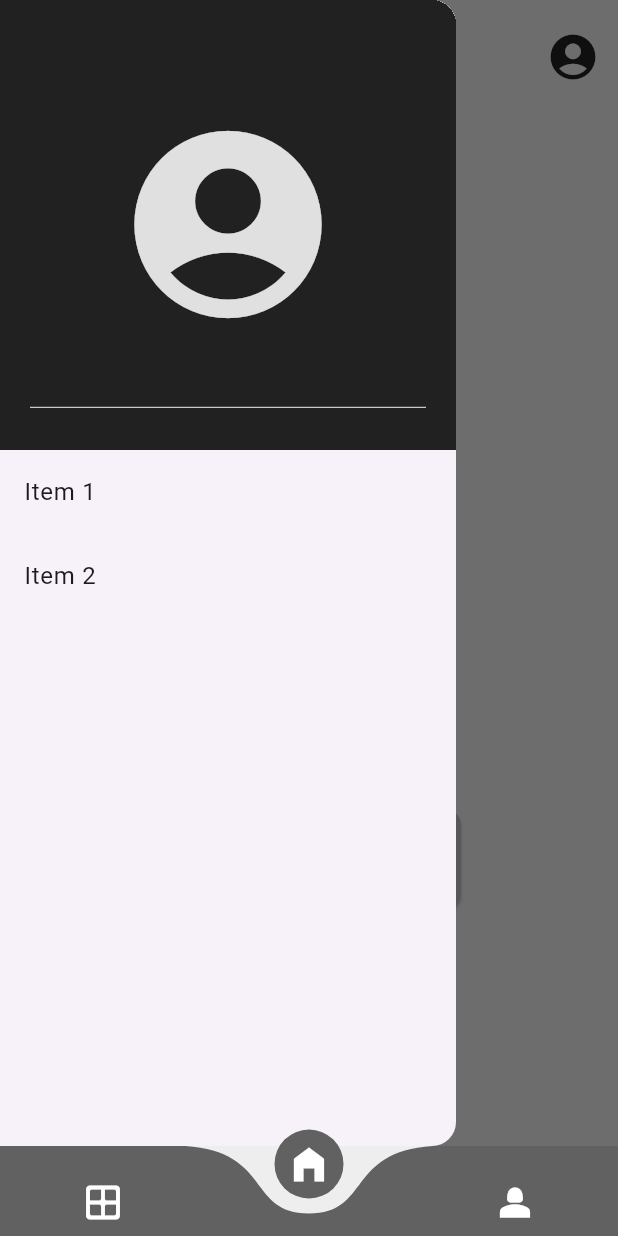
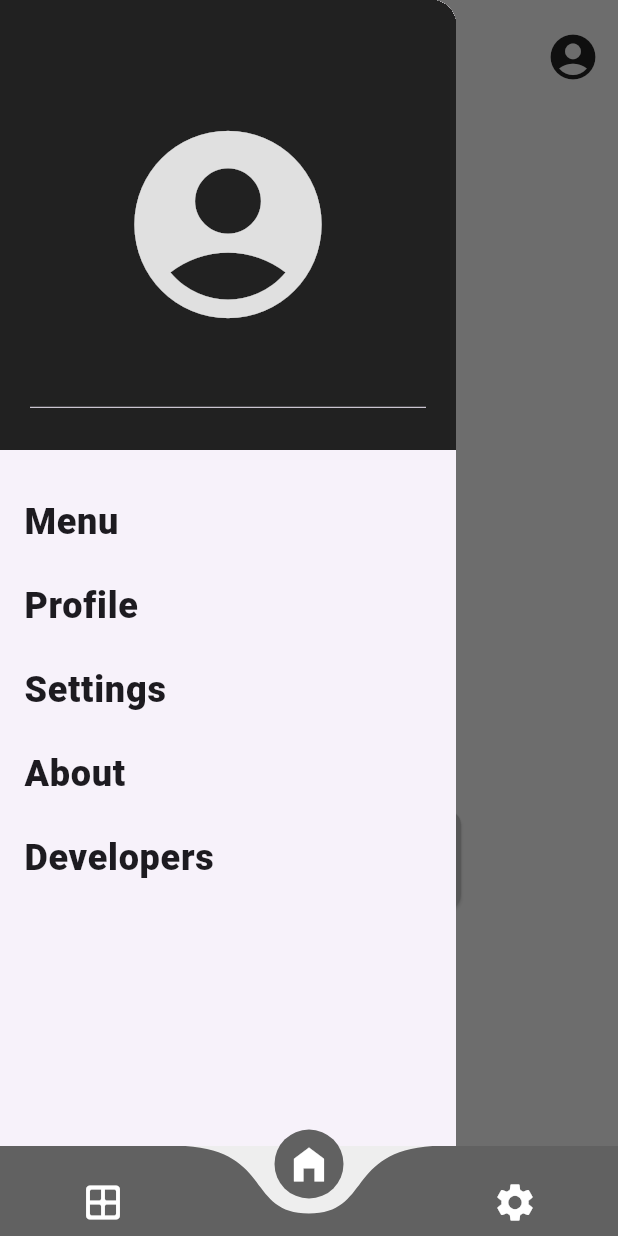
Before and after one commit to named-JM/JARKING, a Flutter app: the HomePage screen opened directly, with the side drawer open, on a phone screen of 412 x 824 dp. Run offline on Flutter 3.47's test engine with Material 3 defaults, Android fonts, the phone set to English and light mode, and no system bars; drawn by our look-alikes of curved_navigation_bar; our stand-ins replace animated_splash_screen, lottie, page_transition.

Commit message:
added menu pages and categories pages

```diff
--- a/lib/home.dart
+++ b/lib/home.dart
@@ -36,26 +36,36 @@ class _HomePageState extends State<HomePage> {
         color: Colors.white,
       ),
       Icon(
-        Icons.person_2_sharp,
+        Icons.settings,
         size: 30,
         color: Colors.white,
       ),
     ];
 
     return Scaffold(
-      //this is to call routes/screens
-      body: screens[index],
-
       backgroundColor: Colors.grey.shade200,
-      bottomNavigationBar: CurvedNavigationBar(
+      body: Stack(
+        children: [
+          Positioned.fill(
+            child: screens[index],
+          ),
+          Positioned(
+            bottom: 0,
+            left: 0,
+            right: 0,
+            child: CurvedNavigationBar(
               backgroundColor: Colors.grey.shade200,
               color: Colors.grey.shade700,
               height: 60,
+              buttonBackgroundColor: Colors.grey.shade700,
               animationCurve: Curves.easeInOut,
               animationDuration: Duration(milliseconds: 300),
               index: index,
               items: items,
               onTap: (index) => setState(() => this.index = index),
+            ),
+          ),
+        ],
       ),
     );
   }
@@ -99,7 +109,7 @@ class _HomeScreenState extends State<HomeScreen> {
                       },
                     ),
                     Icon(
-                      Icons.account_circle_rounded,
+                      Icons.account_circle,
                       color: Colors.grey[900],
                       size: 36.0,
                     ),
@@ -206,31 +216,58 @@ class _HomeScreenState extends State<HomeScreen> {
                           size: 150,
                         ),
                       ),
-                      // Text(
-                      //   'Profile',
-                      //   style: TextStyle(
-                      //     color: Colors.white,
-                      //     fontSize: 24,
-                      //   ),
-                      // ),
                     ],
                   ),
                 ),
               ),
             ),
+            SizedBox(height: 20),
             ListTile(
-              title: Text('Item 1'),
+              title: Text(
+                'Menu',
+                style: TextStyle(fontSize: 24.0, fontWeight: FontWeight.w900),
+              ),
               onTap: () {
                 // Handle the onTap action for the first item in the drawer
               },
             ),
             ListTile(
-              title: Text('Item 2'),
+              title: Text(
+                'Profile',
+                style: TextStyle(fontSize: 24.0, fontWeight: FontWeight.w900),
+              ),
               onTap: () {
                 // Handle the onTap action for the second item in the drawer
               },
             ),
             // Add more ListTiles for additional items in the drawer
+            ListTile(
+              title: Text(
+                'Settings',
+                style: TextStyle(fontSize: 24.0, fontWeight: FontWeight.w900),
+              ),
+              onTap: () {
+                // Handle the onTap action for the second item in the drawer
+              },
+            ),
+            ListTile(
+              title: Text(
+                'About',
+                style: TextStyle(fontSize: 24.0, fontWeight: FontWeight.w900),
+              ),
+              onTap: () {
+                // Handle the onTap action for the second item in the drawer
+              },
+            ),
+            ListTile(
+              title: Text(
+                'Developers',
+                style: TextStyle(fontSize: 24.0, fontWeight: FontWeight.w900),
+              ),
+              onTap: () {
+                // Handle the onTap action for the second item in the drawer
+              },
+            ),
           ],
         ),
       ),
--- a/lib/main.dart
+++ b/lib/main.dart
@@ -15,7 +15,7 @@ class MyApp extends StatelessWidget {
   Widget build(BuildContext context) {
     return MaterialApp(
       debugShowCheckedModeBanner: false,
-      home: LoginPage(),
+      home: SplashArt(),
     );
   }
 }
--- a/lib/splashArt.dart
+++ b/lib/splashArt.dart
@@ -1,4 +1,5 @@
 import 'package:final_project_for_flutter_by_jarling/home.dart';
+import 'package:final_project_for_flutter_by_jarling/login.dart';
 //import 'package:final_project_for_flutter_by_jarling/login.dart';
 import 'package:flutter/material.dart';
 import 'package:animated_splash_screen/animated_splash_screen.dart';
@@ -39,7 +40,7 @@ class SplashArt extends StatelessWidget {
       splashIconSize: 400,
       backgroundColor: Colors.white,
       pageTransitionType: PageTransitionType.rightToLeftWithFade,
-      nextScreen: HomePage(),
+      nextScreen: LoginPage(),
     );
   }
 }
```
Also changed, not shown: lib/categories/games/game1.dart (added, +16 -0 lines), lib/categories/games/game2.dart (added, +15 -0 lines), lib/categories/games/game3.dart (added, +16 -0 lines), lib/categories/games/game4.dart (added, +15 -0 lines), lib/login.dart (+13 -6 lines), lib/menu.dart (+70 -7 lines), lib/menuCategories/appsMenu.dart (added, +14 -0 lines), lib/menuCategories/crudMenu.dart (added, +14 -0 lines), lib/menuCategories/gameMenu.dart (added, +14 -0 lines), lib/menuCategories/musicMenu.dart (added, +14 -0 lines), lib/categories/Apps/app1.dart (added), lib/categories/Apps/app2.dart (added), lib/categories/CRUD/crud1.dart (added), lib/categories/CRUD/crud2.dart (added), 2 more files. Lines whose indentation alone changed are shown as unchanged.
